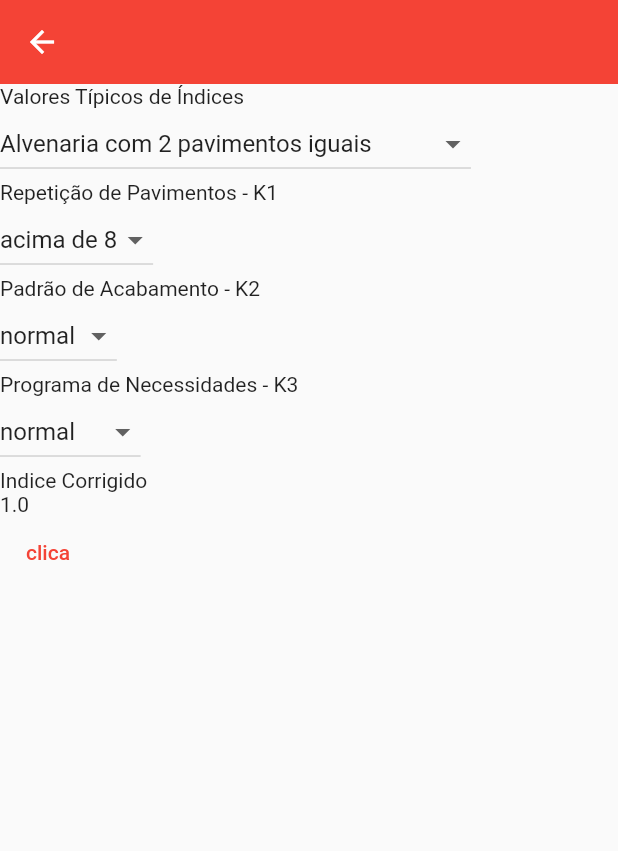
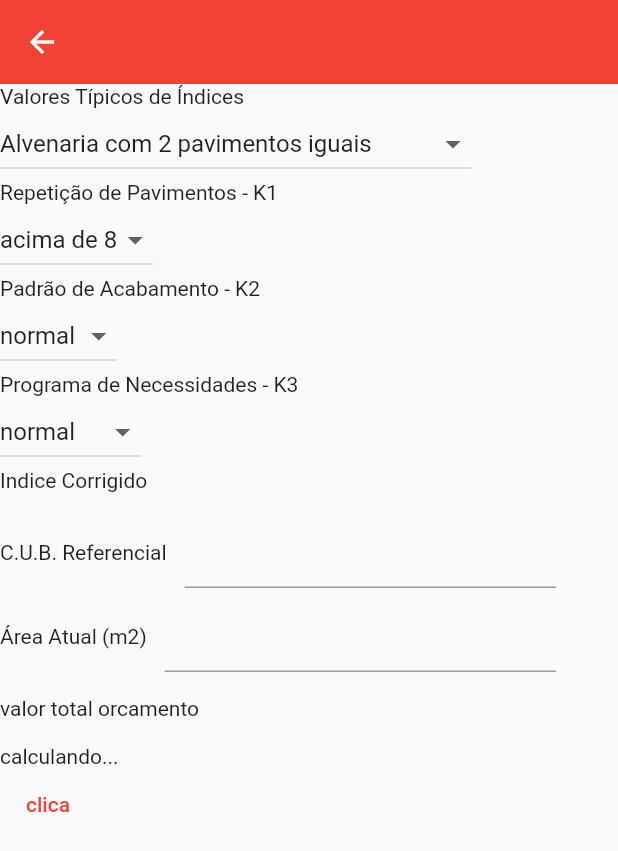
Before and after one commit to RodrigoBrunet/Obras, a Flutter app: the CriarOrcamentoPage screen opened by its route, after a tap on "clica", on a phone screen of 412 x 824 dp. Shown: the top 851 px of the screen. Run offline on Flutter 3.47's test engine with Material 2 defaults, Android fonts, the phone set to English and light mode, and no system bars; our stand-ins replace brasil_fields, flutter_modular, shared_preferences; accounts and stored records are empty.

Commit message:
calculando primeiro valor total do orcamento

```diff
--- a/lib/controllers/orcamento_page_controller.dart
+++ b/lib/controllers/orcamento_page_controller.dart
@@ -1,5 +1,6 @@
 // ignore_for_file: non_constant_identifier_names
 
+import 'package:brasil_fields/brasil_fields.dart';
 import 'package:flutter/material.dart';
 
 class OrcamentoPageController extends ChangeNotifier {
@@ -11,7 +12,12 @@ class OrcamentoPageController extends ChangeNotifier {
   var selectedValueK2 = 1.0;
   var selectedValuek3 = 1.0;
   double? indiceCorrigido;
-  String? indiceConvertidoString;
+  double? valorMetroQuadrado;
+  double? base;
+  double? valorBase;
+  double? valorTotalOrcamento;
+  String? totalOrcamento;
+  String? valorMetroString;
 
   List<DropdownMenuItem<double>> get dropDownTipicalIndicesItems {
     List<DropdownMenuItem<double>> menuItens = [
@@ -86,10 +92,15 @@ class OrcamentoPageController extends ChangeNotifier {
     selectedValuek3 = value;
   }
 
-  calcIndiceCorrigido() {
-    indiceCorrigido = selectedValue *
-        ((selectedValueK1 + selectedValueK2 + selectedValuek3) / 3);
-    indiceConvertidoString = indiceCorrigido!.toStringAsFixed(1).toString();
+  calcValorTotalOrcamento() {
+    double convert = double.parse(cub_referencial.text);
+    double convertArea = double.parse(area_atual.text);
+    base = selectedValue *
+        (((selectedValueK1 + selectedValueK2 + selectedValuek3) / 3) * convert);
+    valorBase = base! / 100;
+    valorMetroString = valorBase?.toStringAsFixed(2);
+    valorTotalOrcamento = valorBase! * convertArea;
+
     notifyListeners();
   }
 }
--- a/lib/pages/orcamento_page.dart
+++ b/lib/pages/orcamento_page.dart
@@ -1,5 +1,6 @@
 import 'package:brasil_fields/brasil_fields.dart';
 import 'package:flutter/material.dart';
+import 'package:flutter/services.dart';
 import 'package:orcamentos_obras/controllers/orcamento_page_controller.dart';
 
 class CriarOrcamentoPage extends StatefulWidget {
@@ -40,7 +41,6 @@ class _CriarOrcamentoPageState extends State<CriarOrcamentoPage> {
                   orcamentoPageController.getValueK1(valueK1);
                 });
               }),
-
           const Text('Padrão de Acabamento - K2'),
           DropdownButton(
               value: orcamentoPageController.selectedValueK2,
@@ -51,7 +51,6 @@ class _CriarOrcamentoPageState extends State<CriarOrcamentoPage> {
                   orcamentoPageController.getValueK2(valuek2);
                 });
               }),
-
           const Text('Programa de Necessidades - K3'),
           DropdownButton(
               value: orcamentoPageController.selectedValuek3,
@@ -66,33 +65,81 @@ class _CriarOrcamentoPageState extends State<CriarOrcamentoPage> {
           AnimatedBuilder(
             animation: orcamentoPageController,
             builder: (context, child) => Container(
-              child: orcamentoPageController.indiceConvertidoString != null
-                  ? Text(
-                      orcamentoPageController.indiceConvertidoString.toString())
+              child: orcamentoPageController.valorMetroString != null
+                  ? Text(orcamentoPageController.valorMetroString.toString())
                   : Container(),
             ),
           ),
-
-          // Container(
-          //   padding: const EdgeInsets.symmetric(horizontal: 12),
-          //   child: TextField(
-          //     controller: orcamentoController.cub_referencial,
-          //     keyboardType: TextInputType.number,
-          //     inputFormatters: [
-          //       FilteringTextInputFormatter.digitsOnly,
-          //       RealInputFormatter(moeda: true),
-          //     ],
-          //     decoration: InputDecoration(
-          //       labelText: 'C.U.B. Referencial',
-          //       border: OutlineInputBorder(
-          //         borderRadius: BorderRadius.circular(6),
-          //       ),
-          //     ),
-          //   ),
-          // ),
+          const SizedBox(
+            height: 16,
+          ),
+          SizedBox(
+            width: MediaQuery.of(context).size.width * 0.9,
+            child: Row(
+              children: [
+                const Text('C.U.B. Referencial'),
+                const SizedBox(
+                  width: 12,
+                ),
+                Flexible(
+                  child: TextField(
+                    controller: orcamentoPageController.cub_referencial,
+                    keyboardType: TextInputType.number,
+                    inputFormatters: [
+                      FilteringTextInputFormatter.digitsOnly,
+                      //RealInputFormatter(moeda: true),
+                    ],
+                  ),
+                ),
+              ],
+            ),
+          ),
+          const SizedBox(
+            height: 8,
+          ),
+          SizedBox(
+            width: MediaQuery.of(context).size.width * 0.9,
+            child: Row(
+              children: [
+                const Text('Área Atual (m2)'),
+                const SizedBox(
+                  width: 12,
+                ),
+                Flexible(
+                  child: TextField(
+                    controller: orcamentoPageController.area_atual,
+                    keyboardType: TextInputType.number,
+                    inputFormatters: [
+                      FilteringTextInputFormatter.digitsOnly,
+                      //RealInputFormatter(),
+                    ],
+                  ),
+                ),
+              ],
+            ),
+          ),
+          const SizedBox(
+            height: 16,
+          ),
+          const Text('valor total orcamento'),
+          const SizedBox(
+            height: 16,
+          ),
+          AnimatedBuilder(
+            animation: orcamentoPageController,
+            builder: (context, child) =>
+                orcamentoPageController.totalOrcamento != null
+                    ? Text(
+                        UtilBrasilFields.obterReal(
+                            orcamentoPageController.valorTotalOrcamento!),
+                        style: const TextStyle(
+                            fontSize: 32, fontWeight: FontWeight.w500),
+                      )
+                    : const Text('calculando...'),
+          ),
           TextButton(
               onPressed: () {
-                orcamentoPageController.calcIndiceCorrigido();
+                orcamentoPageController.calcValorTotalOrcamento();
               },
               child: Text('clica'))
         ],
```
